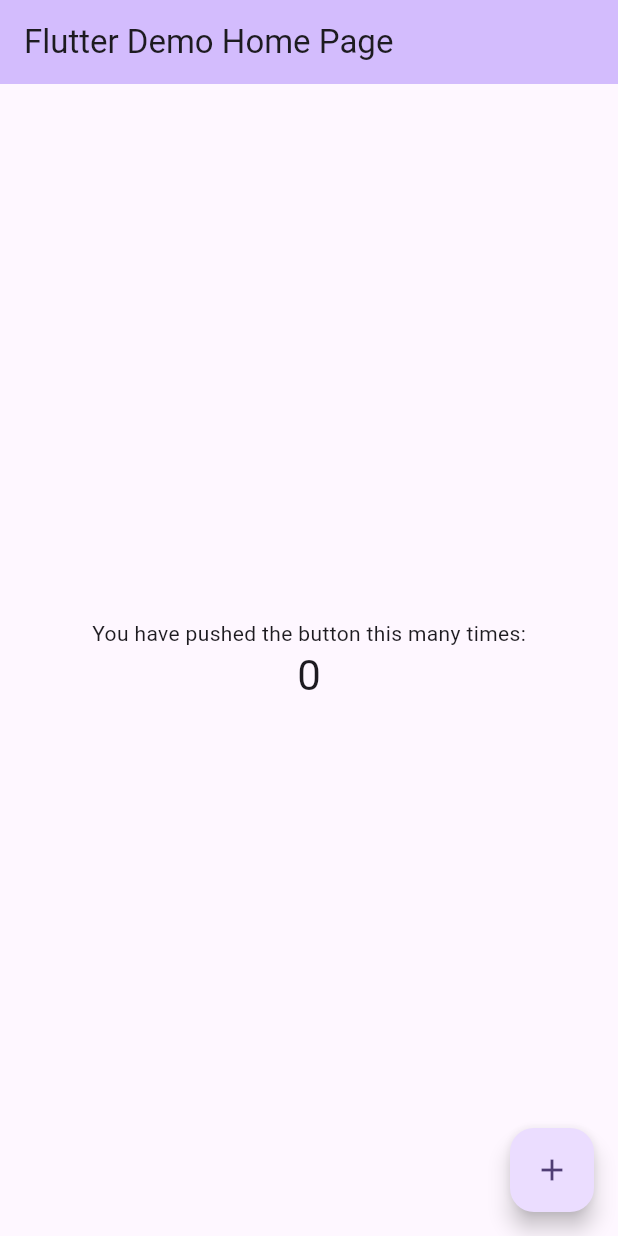
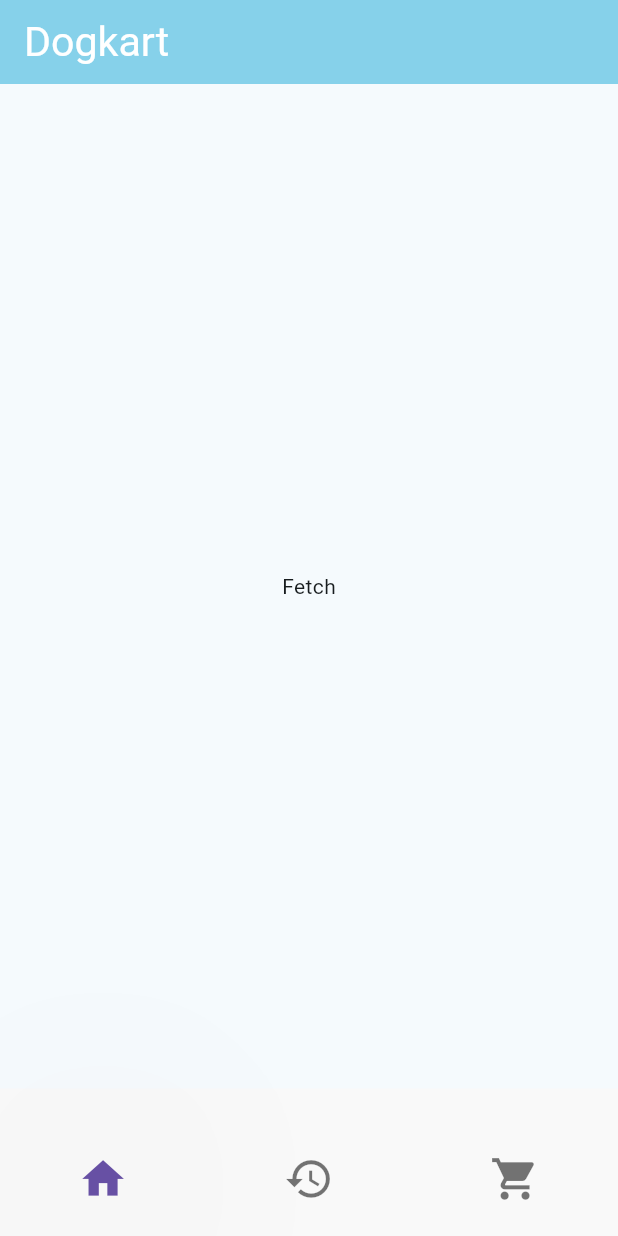
Before and after one commit to dh3eraj/dogkart, a Flutter app: the screen it shows after launch, on a phone screen of 412 x 824 dp. Run offline on Flutter 3.47's test engine with Material 3 defaults, Android fonts, the phone set to English and light mode, and no system bars; our stand-ins replace dio, flutter_bloc, flutter_screenutil, freezed_annotation, pretty_dio_logger, retrofit; generated files the repository leaves out were written again.

Commit message:
empty screen added

```diff
--- /dev/null
+++ b/lib/bloc/random_dog/random_dog_state.dart
@@ -0,0 +1,10 @@
+part of "random_dog_cubit.dart";
+
+@freezed
+abstract class RandomDogState with _$RandomDogState {
+  const factory RandomDogState.initial() = _Initial;
+
+  const factory RandomDogState.loading() = _Loading;
+  const factory RandomDogState.loaded(RandomDog randomDog) = _Loaded;
+  const factory RandomDogState.error(String error) = _Error;
+}
--- a/lib/main.dart
+++ b/lib/main.dart
@@ -1,125 +1,47 @@
+import 'package:dogkart/bloc/random_dog/random_dog_cubit.dart';
+import 'package:dogkart/network/api_repository.dart';
+import 'package:dogkart/res/color/app_colors.dart';
+import 'package:dogkart/res/string/app_strings.dart';
+import 'package:dogkart/screen/my_home_page.dart';
 import 'package:flutter/material.dart';
+import 'package:flutter/services.dart';
+import 'package:flutter_bloc/flutter_bloc.dart';
+import 'package:flutter_screenutil/flutter_screenutil.dart';
 
 void main() {
+  WidgetsFlutterBinding.ensureInitialized();
+  SystemChrome.setPreferredOrientations(
+      [DeviceOrientation.portraitUp, DeviceOrientation.portraitDown]);
+  ScreenUtil.ensureScreenSize();
+  ApiRepository.initialize();
   runApp(const MyApp());
 }
 
 class MyApp extends StatelessWidget {
   const MyApp({super.key});
 
-  // This widget is the root of your application.
   @override
   Widget build(BuildContext context) {
-    return MaterialApp(
-      title: 'Flutter Demo',
-      theme: ThemeData(
-        // This is the theme of your application.
-        //
-        // TRY THIS: Try running your application with "flutter run". You'll see
-        // the application has a blue toolbar. Then, without quitting the app,
-        // try changing the seedColor in the colorScheme below to Colors.green
-        // and then invoke "hot reload" (save your changes or press the "hot
-        // reload" button in a Flutter-supported IDE, or press "r" if you used
-        // the command line to start the app).
-        //
-        // Notice that the counter didn't reset back to zero; the application
-        // state is not lost during the reload. To reset the state, use hot
-        // restart instead.
-        //
-        // This works for code too, not just values: Most code changes can be
-        // tested with just a hot reload.
-        colorScheme: ColorScheme.fromSeed(seedColor: Colors.deepPurple),
-        useMaterial3: true,
-      ),
-      home: const MyHomePage(title: 'Flutter Demo Home Page'),
+    return MultiBlocProvider(
+      providers: [
+        BlocProvider<RandomDogCubit>(
+          create: (BuildContext context) => RandomDogCubit(),
+        ),
+      ],
+      child: ScreenUtilInit(
+          designSize: const Size(360, 690),
+          minTextAdapt: true,
+          builder: (context, snapshot) {
+            return MaterialApp(
+              title: AppStrings.appName,
+              debugShowCheckedModeBanner: false,
+              theme: ThemeData(
+                colorScheme: ColorScheme.fromSeed(seedColor: primaryColor),
+                useMaterial3: true,
+              ),
+              home: const MyHomePage(),
+            );
+          }),
     );
   }
 }
-
-class MyHomePage extends StatefulWidget {
-  const MyHomePage({super.key, required this.title});
-
-  // This widget is the home page of your application. It is stateful, meaning
-  // that it has a State object (defined below) that contains fields that affect
-  // how it looks.
-
-  // This class is the configuration for the state. It holds the values (in this
-  // case the title) provided by the parent (in this case the App widget) and
-  // used by the build method of the State. Fields in a Widget subclass are
-  // always marked "final".
-
-  final String title;
-
-  @override
-  State<MyHomePage> createState() => _MyHomePageState();
-}
-
-class _MyHomePageState extends State<MyHomePage> {
-  int _counter = 0;
-
-  void _incrementCounter() {
-    setState(() {
-      // This call to setState tells the Flutter framework that something has
-      // changed in this State, which causes it to rerun the build method below
-      // so that the display can reflect the updated values. If we changed
-      // _counter without calling setState(), then the build method would not be
-      // called again, and so nothing would appear to happen.
-      _counter++;
-    });
-  }
-
-  @override
-  Widget build(BuildContext context) {
-    // This method is rerun every time setState is called, for instance as done
-    // by the _incrementCounter method above.
-    //
-    // The Flutter framework has been optimized to make rerunning build methods
-    // fast, so that you can just rebuild anything that needs updating rather
-    // than having to individually change instances of widgets.
-    return Scaffold(
-      appBar: AppBar(
-        // TRY THIS: Try changing the color here to a specific color (to
-        // Colors.amber, perhaps?) and trigger a hot reload to see the AppBar
-        // change color while the other colors stay the same.
-        backgroundColor: Theme.of(context).colorScheme.inversePrimary,
-        // Here we take the value from the MyHomePage object that was created by
-        // the App.build method, and use it to set our appbar title.
-        title: Text(widget.title),
-      ),
-      body: Center(
-        // Center is a layout widget. It takes a single child and positions it
-        // in the middle of the parent.
-        child: Column(
-          // Column is also a layout widget. It takes a list of children and
-          // arranges them vertically. By default, it sizes itself to fit its
-          // children horizontally, and tries to be as tall as its parent.
-          //
-          // Column has various properties to control how it sizes itself and
-          // how it positions its children. Here we use mainAxisAlignment to
-          // center the children vertically; the main axis here is the vertical
-          // axis because Columns are vertical (the cross axis would be
-          // horizontal).
-          //
-          // TRY THIS: Invoke "debug painting" (choose the "Toggle Debug Paint"
-          // action in the IDE, or press "p" in the console), to see the
-          // wireframe for each widget.
-          mainAxisAlignment: MainAxisAlignment.center,
-          children: <Widget>[
-            const Text(
-              'You have pushed the button this many times:',
-            ),
-            Text(
-              '$_counter',
-              style: Theme.of(context).textTheme.headlineMedium,
-            ),
-          ],
-        ),
-      ),
-      floatingActionButton: FloatingActionButton(
-        onPressed: _incrementCounter,
-        tooltip: 'Increment',
-        child: const Icon(Icons.add),
-      ), // This trailing comma makes auto-formatting nicer for build methods.
-    );
-  }
-}
--- /dev/null
+++ b/lib/model/random_dog.dart
@@ -0,0 +1,24 @@
+// To parse this JSON data, do
+//
+//     final randomDog = randomDogFromJson(jsonString);
+
+import 'package:freezed_annotation/freezed_annotation.dart';
+import 'dart:convert';
+
+part 'random_dog.freezed.dart';
+part 'random_dog.g.dart';
+
+RandomDog randomDogFromJson(String str) => RandomDog.fromJson(json.decode(str));
+
+String randomDogToJson(RandomDog data) => json.encode(data.toJson());
+
+@freezed
+class RandomDog with _$RandomDog {
+  const factory RandomDog({
+    @JsonKey(name: "message") String? message,
+    @JsonKey(name: "status") String? status,
+  }) = _RandomDog;
+
+  factory RandomDog.fromJson(Map<String, dynamic> json) =>
+      _$RandomDogFromJson(json);
+}
--- /dev/null
+++ b/lib/network/api_repository.dart
@@ -0,0 +1,65 @@
+import 'dart:developer';
+
+import 'package:dio/dio.dart';
+import 'package:dogkart/model/random_dog.dart';
+import 'package:dogkart/network/api_client.dart';
+import 'package:dogkart/res/string/api_strings.dart';
+import 'package:flutter/foundation.dart';
+import 'package:pretty_dio_logger/pretty_dio_logger.dart';
+
+class ApiRepository {
+  static late ApiRepository _reposistory;
+  static ApiRepository get instance => _reposistory;
+
+  ApiRepository.initialize() {
+    _reposistory = ApiRepository();
+  }
+  // Client to access REST APIs
+  ApiClient? _restClient;
+
+  // Return the instance.
+  factory ApiRepository() {
+    return ApiRepository._init();
+  }
+
+  // Create a client
+  ApiRepository._init() {
+    _restClient = _createClient(ApiStrings.baseUrl);
+  }
+  ApiClient _createClient(String baseUrl, {Map<String, String>? header}) {
+    Dio dio =
+        Dio(BaseOptions(contentType: Headers.jsonContentType, headers: {}));
+    dio.options.contentType = "application/json";
+    dio.options.connectTimeout = const Duration(seconds: 30);
+    if (kDebugMode) {
+      dio.interceptors.addAll([
+        InterceptorsWrapper(onResponse: (res, handler) {
+          return (handler.next(res));
+        }),
+        PrettyDioLogger(
+            requestHeader: true,
+            requestBody: true,
+            responseHeader: true,
+            error: true)
+      ]);
+    }
+
+    if (header != null && header.isNotEmpty) {
+      dio.options.headers = header;
+    }
+
+    return ApiClient(dio, baseUrl: baseUrl);
+  }
+
+  Future<RandomDog?> getRandomDog() async {
+    try {
+      RandomDog response;
+
+      response = await _restClient!.getRandomDog();
+      return response;
+    } on Exception catch (_, e) {
+      log(e.toString());
+      return null;
+    }
+  }
+}
--- /dev/null
+++ b/lib/res/color/app_colors.dart
@@ -0,0 +1,4 @@
+import 'package:flutter/material.dart';
+
+const Color primaryColor = Color(0xFFC2E5F2);
+const Color primaryTextColor = Color(0xFFFFFFFF);
--- /dev/null
+++ b/lib/res/string/api_strings.dart
@@ -0,0 +1,4 @@
+class ApiStrings {
+  static const baseUrl = "https://dog.ceo/";
+  static const randomDog = "/api/breeds/image/random";
+}
--- /dev/null
+++ b/lib/res/string/app_strings.dart
@@ -0,0 +1,3 @@
+class AppStrings {
+  static const appName = "Dogkart";
+}
--- /dev/null
+++ b/lib/screen/fetch_screeen.dart
@@ -0,0 +1,16 @@
+import 'package:flutter/material.dart';
+
+class FetchScreen extends StatefulWidget {
+  const FetchScreen({super.key});
+  @override
+  _FetchScreenState createState() => _FetchScreenState();
+}
+
+class _FetchScreenState extends State<FetchScreen> {
+  @override
+  Widget build(BuildContext context) {
+    return Container(
+      child: Center(child: Text("Fetch")),
+    );
+  }
+}
--- /dev/null
+++ b/lib/screen/my_home_page.dart
@@ -0,0 +1,148 @@
+import 'package:dogkart/res/color/app_colors.dart';
+import 'package:dogkart/res/string/app_strings.dart';
+import 'package:dogkart/screen/cart_screen.dart';
+import 'package:dogkart/screen/fetch_screeen.dart';
+import 'package:dogkart/screen/history_screen.dart';
+import 'package:flutter/material.dart';
+import 'package:flutter_screenutil/flutter_screenutil.dart';
+
+class MyHomePage extends StatefulWidget {
+  const MyHomePage({
+    super.key,
+  });
+
+  @override
+  State<MyHomePage> createState() => _MyHomePageState();
+}
+
+class _MyHomePageState extends State<MyHomePage> {
+  late int _currentIndex;
+  late List<Widget> pages;
+  @override
+  void initState() {
+    _currentIndex = 0;
+    pages = [FetchScreen(), HistoryScreen(), CartScreen()];
+    super.initState();
+  }
+
+  @override
+  Widget build(BuildContext context) {
+    return Scaffold(
+      appBar: AppBar(
+        backgroundColor: Theme.of(context).colorScheme.inversePrimary,
+        title: Text(
+          AppStrings.appName,
+          style: TextStyle(color: primaryTextColor, fontSize: 24.sp),
+        ),
+      ),
+      body: pages[_currentIndex],
+      bottomNavigationBar: Theme(
+        data: ThemeData(
+          splashColor: Colors.transparent,
+          highlightColor: Colors.transparent,
+        ),
+        child: Container(
+          color: const Color(0xFFF9F9F9),
+          height: MediaQuery.of(context).size.height * 0.1.h,
+          child: Align(
+            alignment: Alignment.bottomCenter,
+            child: BottomNavigationBar(
+              backgroundColor: const Color(0x00ffffff),
+              type: BottomNavigationBarType.fixed,
+              showSelectedLabels: false,
+              showUnselectedLabels: false,
+              elevation: 0,
+              items: <BottomNavigationBarItem>[
+                BottomNavigationBarItem(
+                    icon: InkWell(
+                      onTap: () {
+                        setState(() {
+                          _currentIndex = 0;
+                        });
+                      },
+                      child: Container(
+                        decoration: ShapeDecoration(
+                          shadows: _currentIndex == 0
+                              ? [
+                                  BoxShadow(
+                                    color: const Color(0x63000000),
+                                    blurRadius: 118.r,
+                                    offset: Offset(0, 4.h),
+                                    spreadRadius: 0,
+                                  )
+                                ]
+                              : null,
+                          shape: const OvalBorder(),
+                        ),
+                        child: Icon(
+                          Icons.home,
+                          size: 28.h,
+                        ),
+                      ),
+                    ),
+                    label: ""),
+                BottomNavigationBarItem(
+                    icon: InkWell(
+                      onTap: () {
+                        setState(() {
+                          _currentIndex = 1;
+                        });
+                      },
+                      child: Container(
+                        decoration: ShapeDecoration(
+                          shadows: _currentIndex == 1
+                              ? [
+                                  BoxShadow(
+                                    color: const Color(0x63000000),
+                                    blurRadius: 118.r,
+                                    offset: Offset(0, 4.h),
+                                    spreadRadius: 0,
+                                  )
+                                ]
+                              : null,
+                          shape: const OvalBorder(),
+                        ),
+                        child: Icon(
+                          Icons.history,
+                          size: 28.h,
+                        ),
+                      ),
+                    ),
+                    label: ""),
+                BottomNavigationBarItem(
+                    icon: InkWell(
+                      onTap: () {
+                        setState(() {
+                          _currentIndex = 2;
+                        });
+                      },
+                      child: Container(
+                        decoration: ShapeDecoration(
+                          shadows: _currentIndex == 2
+                              ? [
+                                  BoxShadow(
+                                    color: const Color(0x63000000),
+                                    blurRadius: 118.r,
+                                    offset: Offset(0, 4.h),
+                                    spreadRadius: 0,
+                                  )
+                                ]
+                              : null,
+                          shape: const OvalBorder(),
+                        ),
+                        child: Icon(
+                          Icons.shopping_cart,
+                          size: 28.h,
+                        ),
+                      ),
+                    ),
+                    label: ""),
+              ],
+              currentIndex: _currentIndex,
+            ),
+          ),
+        ),
+      ),
+    );
+  }
+}
```
Also changed, not shown: analysis_options.yaml (+12 -2 lines), lib/bloc/random_dog/random_dog_cubit.dart (added, +26 -0 lines), lib/network/api_client.dart (added, +14 -0 lines), lib/screen/cart_screen.dart (added, +16 -0 lines), lib/screen/history_screen.dart (added, +16 -0 lines), pubspec.yaml (+18 -3 lines), assets/icon/appstore.png (added), assets/icon/playstore.png (added), lib/bloc/random_dog/random_dog_cubit.freezed.dart (added), lib/model/random_dog.freezed.dart (added), lib/model/random_dog.g.dart (added), lib/network/api_client.g.dart (added), pubspec.lock, 27 other files.
